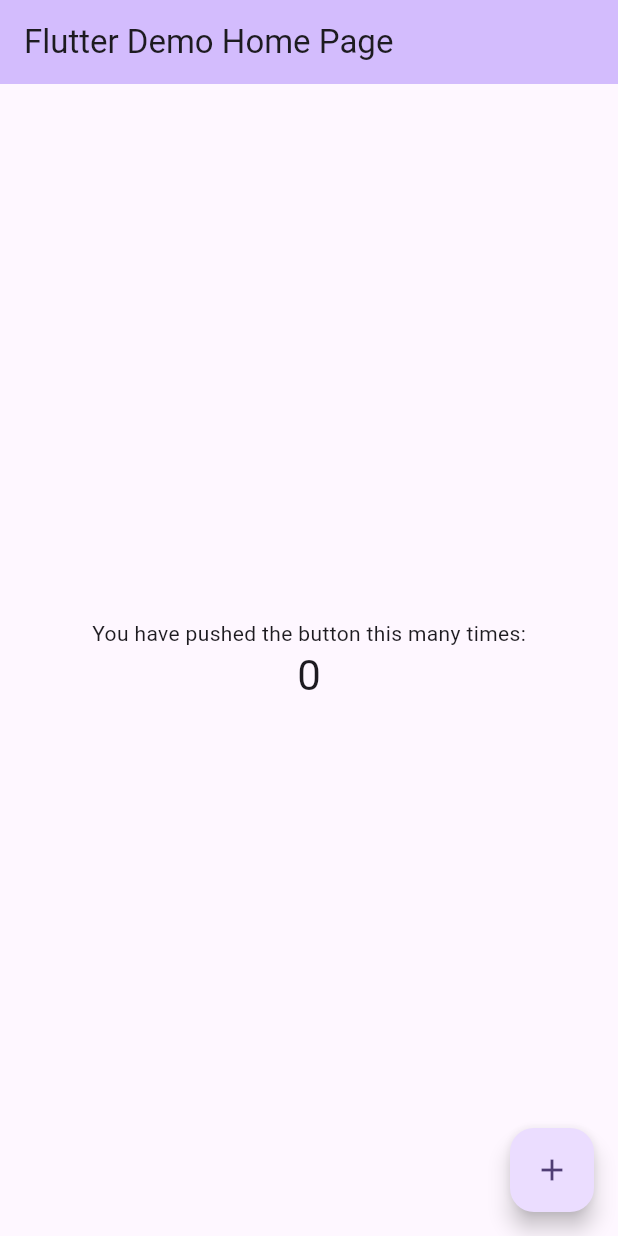
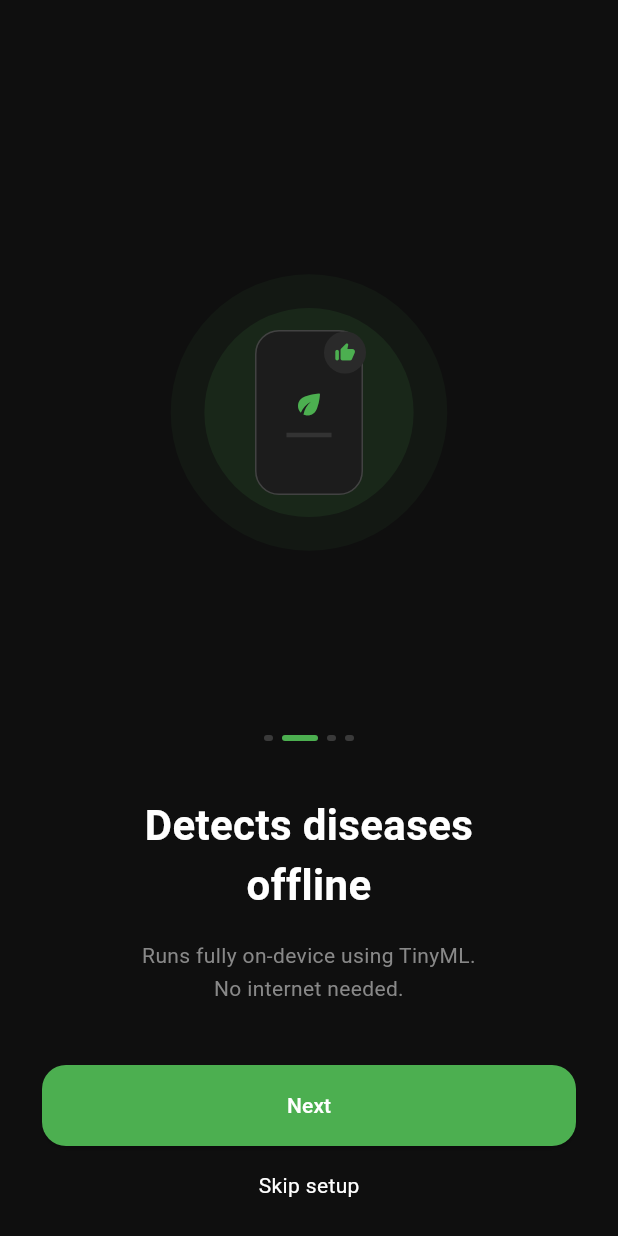
Before and after one commit to Senitha-Shehan/R26-IT-101, a Flutter app: the screen it shows after launch, on a phone screen of 412 x 824 dp. Run offline on Flutter 3.47's test engine with Material 3 defaults, Android fonts, the phone set to English and light mode, and no system bars.

Commit message:
Create Onboard Screens
Done with Onboardscreens Frontend

```diff
--- a/cropguard/lib/main.dart
+++ b/cropguard/lib/main.dart
@@ -1,122 +1,19 @@
 import 'package:flutter/material.dart';
+// import 'screens/notification_screen.dart';
+import 'screens/onboarding_offline_screen.dart';
 
 void main() {
-  runApp(const MyApp());
+  runApp(const CropDiseaseApp());
 }
 
-class MyApp extends StatelessWidget {
-  const MyApp({super.key});
+class CropDiseaseApp extends StatelessWidget {
+  const CropDiseaseApp({super.key});
 
-  // This widget is the root of your application.
   @override
   Widget build(BuildContext context) {
-    return MaterialApp(
-      title: 'Flutter Demo',
-      theme: ThemeData(
-        // This is the theme of your application.
-        //
-        // TRY THIS: Try running your application with "flutter run". You'll see
-        // the application has a purple toolbar. Then, without quitting the app,
-        // try changing the seedColor in the colorScheme below to Colors.green
-        // and then invoke "hot reload" (save your changes or press the "hot
-        // reload" button in a Flutter-supported IDE, or press "r" if you used
-        // the command line to start the app).
-        //
-        // Notice that the counter didn't reset back to zero; the application
-        // state is not lost during the reload. To reset the state, use hot
-        // restart instead.
-        //
-        // This works for code too, not just values: Most code changes can be
-        // tested with just a hot reload.
-        colorScheme: .fromSeed(seedColor: Colors.deepPurple),
-      ),
-      home: const MyHomePage(title: 'Flutter Demo Home Page'),
+    return const MaterialApp(
+      debugShowCheckedModeBanner: false,
+      home: OnboardingOfflineScreen(),
     );
   }
 }
-
-class MyHomePage extends StatefulWidget {
-  const MyHomePage({super.key, required this.title});
-
-  // This widget is the home page of your application. It is stateful, meaning
-  // that it has a State object (defined below) that contains fields that affect
-  // how it looks.
-
-  // This class is the configuration for the state. It holds the values (in this
-  // case the title) provided by the parent (in this case the App widget) and
-  // used by the build method of the State. Fields in a Widget subclass are
-  // always marked "final".
-
-  final String title;
-
-  @override
-  State<MyHomePage> createState() => _MyHomePageState();
-}
-
-class _MyHomePageState extends State<MyHomePage> {
-  int _counter = 0;
-
-  void _incrementCounter() {
-    setState(() {
-      // This call to setState tells the Flutter framework that something has
-      // changed in this State, which causes it to rerun the build method below
-      // so that the display can reflect the updated values. If we changed
-      // _counter without calling setState(), then the build method would not be
-      // called again, and so nothing would appear to happen.
-      _counter++;
-    });
-  }
-
-  @override
-  Widget build(BuildContext context) {
-    // This method is rerun every time setState is called, for instance as done
-    // by the _incrementCounter method above.
-    //
-    // The Flutter framework has been optimized to make rerunning build methods
-    // fast, so that you can just rebuild anything that needs updating rather
-    // than having to individually change instances of widgets.
-    return Scaffold(
-      appBar: AppBar(
-        // TRY THIS: Try changing the color here to a specific color (to
-        // Colors.amber, perhaps?) and trigger a hot reload to see the AppBar
-        // change color while the other colors stay the same.
-        backgroundColor: Theme.of(context).colorScheme.inversePrimary,
-        // Here we take the value from the MyHomePage object that was created by
-        // the App.build method, and use it to set our appbar title.
-        title: Text(widget.title),
-      ),
-      body: Center(
-        // Center is a layout widget. It takes a single child and positions it
-        // in the middle of the parent.
-        child: Column(
-          // Column is also a layout widget. It takes a list of children and
-          // arranges them vertically. By default, it sizes itself to fit its
-          // children horizontally, and tries to be as tall as its parent.
-          //
-          // Column has various properties to control how it sizes itself and
-          // how it positions its children. Here we use mainAxisAlignment to
-          // center the children vertically; the main axis here is the vertical
-          // axis because Columns are vertical (the cross axis would be
-          // horizontal).
-          //
-          // TRY THIS: Invoke "debug painting" (choose the "Toggle Debug Paint"
-          // action in the IDE, or press "p" in the console), to see the
-          // wireframe for each widget.
-          mainAxisAlignment: .center,
-          children: [
-            const Text('You have pushed the button this many times:'),
-            Text(
-              '$_counter',
-              style: Theme.of(context).textTheme.headlineMedium,
-            ),
-          ],
-        ),
-      ),
-      floatingActionButton: FloatingActionButton(
-        onPressed: _incrementCounter,
-        tooltip: 'Increment',
-        child: const Icon(Icons.add),
-      ),
-    );
-  }
-}
--- /dev/null
+++ b/cropguard/lib/screens/onboarding_offline_screen.dart
@@ -0,0 +1,216 @@
+import 'package:flutter/material.dart';
+import 'region_select_screen.dart';
+
+class OnboardingOfflineScreen extends StatefulWidget {
+  const OnboardingOfflineScreen({super.key});
+
+  @override
+  State<OnboardingOfflineScreen> createState() =>
+      _OnboardingOfflineScreenState();
+}
+
+class _OnboardingOfflineScreenState extends State<OnboardingOfflineScreen>
+    with TickerProviderStateMixin {
+  late AnimationController pulseCtrl;
+  late AnimationController fadeCtrl;
+  late Animation<double> pulse;
+  late Animation<double> fade;
+
+  @override
+  void initState() {
+    super.initState();
+
+    pulseCtrl = AnimationController(
+      vsync: this,
+      duration: const Duration(seconds: 2),
+    )..repeat(reverse: true);
+
+    pulse = Tween(begin: 0.92, end: 1.0).animate(
+      CurvedAnimation(parent: pulseCtrl, curve: Curves.easeInOut),
+    );
+
+    fadeCtrl = AnimationController(
+      vsync: this,
+      duration: const Duration(milliseconds: 700),
+    )..forward();
+
+    fade = CurvedAnimation(parent: fadeCtrl, curve: Curves.easeOut);
+  }
+
+  @override
+  void dispose() {
+    pulseCtrl.dispose();
+    fadeCtrl.dispose();
+    super.dispose();
+  }
+
+  Widget ring(double size, double opacity) {
+    return Container(
+      width: size,
+      height: size,
+      decoration: BoxDecoration(
+        shape: BoxShape.circle,
+        color: const Color(0xFF4CAF50).withOpacity(opacity),
+      ),
+    );
+  }
+
+  @override
+  Widget build(BuildContext context) {
+    return Scaffold(
+      backgroundColor: const Color(0xFF0F0F0F),
+      body: SafeArea(
+        child: FadeTransition(
+          opacity: fade,
+          child: Padding(
+            padding: const EdgeInsets.symmetric(horizontal: 28),
+            child: Column(
+              children: [
+                const SizedBox(height: 60),
+
+                // Illustration
+                Expanded(
+                  child: Center(
+                    child: AnimatedBuilder(
+                      animation: pulse,
+                      builder: (_, __) {
+                        return Stack(
+                          alignment: Alignment.center,
+                          children: [
+                            Transform.scale(
+                              scale: pulse.value,
+                              child: ring(200, 0.06),
+                            ),
+                            Transform.scale(
+                              scale: pulse.value * 0.97,
+                              child: ring(156, 0.10),
+                            ),
+
+                            // Phone
+                            Container(
+                              width: 72,
+                              height: 110,
+                              decoration: BoxDecoration(
+                                color: const Color(0xFF1C1C1C),
+                                borderRadius: BorderRadius.circular(16),
+                                border: Border.all(color: Colors.grey.shade800),
+                              ),
+                              child: const Column(
+                                mainAxisAlignment: MainAxisAlignment.center,
+                                children: [
+                                  Icon(Icons.eco_rounded,
+                                      color: Color(0xFF4CAF50), size: 22),
+                                  SizedBox(height: 8),
+                                  SizedBox(
+                                    width: 30,
+                                    height: 3,
+                                    child: DecoratedBox(
+                                      decoration: BoxDecoration(
+                                        color: Color(0xFF333333),
+                                      ),
+                                    ),
+                                  ),
+                                ],
+                              ),
+                            ),
+
+                            Positioned(
+                              top: 46,
+                              right: 62,
+                              child: CircleAvatar(
+                                radius: 14,
+                                backgroundColor: const Color(0xFF2A2A2A),
+                                child: const Icon(
+                                  Icons.thumb_up_alt_rounded,
+                                  size: 14,
+                                  color: Color(0xFF4CAF50),
+                                ),
+                              ),
+                            ),
+                          ],
+                        );
+                      },
+                    ),
+                  ),
+                ),
+
+                // Dots
+                Row(
+                  mainAxisAlignment: MainAxisAlignment.center,
+                  children: List.generate(4, (i) {
+                    final active = i == 1;
+                    return Container(
+                      margin: const EdgeInsets.symmetric(horizontal: 3),
+                      width: active ? 24 : 6,
+                      height: 4,
+                      decoration: BoxDecoration(
+                        color: active
+                            ? const Color(0xFF4CAF50)
+                            : const Color(0xFF3A3A3A),
+                        borderRadius: BorderRadius.circular(4),
+                      ),
+                    );
+                  }),
+                ),
+
+                const SizedBox(height: 36),
+
+                const Text(
+                  'Detects diseases\noffline',
+                  textAlign: TextAlign.center,
+                  style: TextStyle(
+                    color: Colors.white,
+                    fontSize: 28,
+                    fontWeight: FontWeight.bold,
+                  ),
+                ),
+
+                const SizedBox(height: 16),
+
+                const Text(
+                  'Runs fully on-device using TinyML.\nNo internet needed.',
+                  textAlign: TextAlign.center,
+                  style: TextStyle(color: Color(0xFF888888), height: 1.6),
+                ),
+
+                const SizedBox(height: 40),
+
+                SizedBox(
+                  width: double.infinity,
+                  height: 54,
+                  child: ElevatedButton(
+                    onPressed: () {
+                      Navigator.push(
+                        context,
+                        MaterialPageRoute(
+                          builder: (_) => const RegionSelectScreen(),
+                        ),
+                      );
+                    },
+                    style: ElevatedButton.styleFrom(
+                      backgroundColor: const Color(0xFF4CAF50),
+                      foregroundColor: Colors.white,
+                      shape: RoundedRectangleBorder(
+                        borderRadius: BorderRadius.circular(16),
+                      ),
+                    ),
+                    child: const Text('Next'),
+                  ),
+                ),
+
+                const SizedBox(height: 16),
+
+                const Text(
+                  'Skip setup',
+                  style: TextStyle(color: Colors.white),
+                ),
+
+                const SizedBox(height: 24),
+              ],
+            ),
+          ),
+        ),
+      ),
+    );
+  }
+}
```
Also changed, not shown: cropguard/lib/screens/all_set_screen.dart (added, +133 -0 lines), cropguard/lib/screens/notification_screen.dart (added, +78 -0 lines), cropguard/lib/screens/region_select_screen.dart (added, +153 -0 lines), 1 other file.
